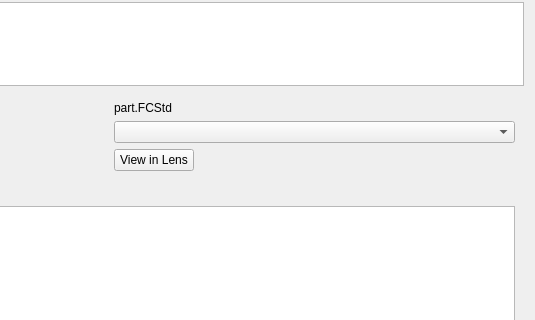
Ondsel-Development/Ondsel-Lens-Addon, file WorkspaceView.ui: the form before one commit; both pictures show x 314 to 849 and y 283 to 603 of the 849 by 721 pixel window.
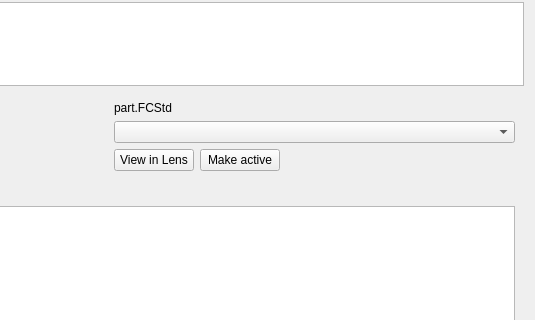
The form after the commit. Icons and pictures are not drawn. Custom widgets are drawn as their Qt base class.

Commit message: Add a make active button

What changed in the file:
```diff
--- a/WorkspaceView.ui
+++ b/WorkspaceView.ui
@@ -186,6 +186,13 @@
               </property>
              </widget>
             </item>
+            <item>
+             <widget class="QPushButton" name="makeActiveBtn">
+              <property name="text">
+               <string>Make active</string>
+              </property>
+             </widget>
+            </item>
             <item>
              <spacer name="horizontalSpacer_4">
               <property name="orientation">
```
The commit also changes 3 other files.
